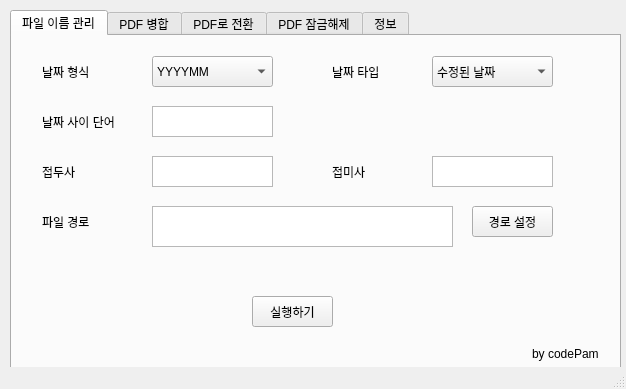
First picture: the form in file-manager.ui, repository codepam2020/file-manager, before the edit.
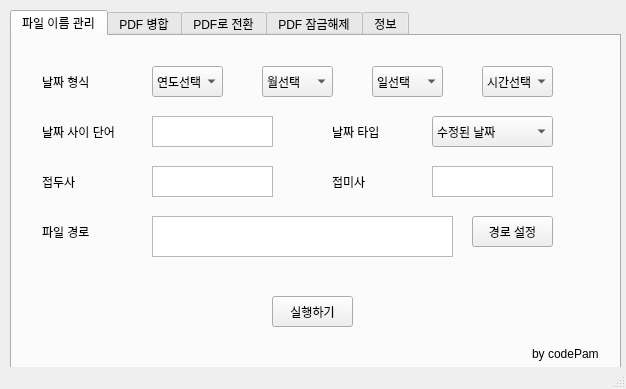
Second picture: the form after the edit.

Diff of the .ui file:
```diff
--- a/file-manager.ui
+++ b/file-manager.ui
@@ -34,14 +34,14 @@
       <property name="geometry">
        <rect>
         <x>140</x>
-        <y>20</y>
-        <width>121</width>
+        <y>30</y>
+        <width>71</width>
         <height>31</height>
        </rect>
       </property>
       <item>
        <property name="text">
-        <string>YYYYMM</string>
+        <string>연도선택</string>
        </property>
       </item>
       <item>
@@ -69,7 +69,7 @@
       <property name="geometry">
        <rect>
         <x>140</x>
-        <y>70</y>
+        <y>80</y>
         <width>121</width>
         <height>31</height>
        </rect>
@@ -84,7 +84,7 @@
       <property name="geometry">
        <rect>
         <x>30</x>
-        <y>20</y>
+        <y>30</y>
         <width>91</width>
         <height>31</height>
        </rect>
@@ -97,7 +97,7 @@
       <property name="geometry">
        <rect>
         <x>30</x>
-        <y>70</y>
+        <y>80</y>
         <width>91</width>
         <height>31</height>
        </rect>
@@ -110,7 +110,7 @@
       <property name="geometry">
        <rect>
         <x>30</x>
-        <y>120</y>
+        <y>130</y>
         <width>91</width>
         <height>31</height>
        </rect>
@@ -123,7 +123,7 @@
       <property name="geometry">
        <rect>
         <x>140</x>
-        <y>120</y>
+        <y>130</y>
         <width>121</width>
         <height>31</height>
        </rect>
@@ -138,7 +138,7 @@
       <property name="geometry">
        <rect>
         <x>420</x>
-        <y>120</y>
+        <y>130</y>
         <width>121</width>
         <height>31</height>
        </rect>
@@ -153,7 +153,7 @@
       <property name="geometry">
        <rect>
         <x>320</x>
-        <y>120</y>
+        <y>130</y>
         <width>91</width>
         <height>31</height>
        </rect>
@@ -166,7 +166,7 @@
       <property name="geometry">
        <rect>
         <x>30</x>
-        <y>170</y>
+        <y>180</y>
         <width>61</width>
         <height>31</height>
        </rect>
@@ -179,7 +179,7 @@
       <property name="geometry">
        <rect>
         <x>460</x>
-        <y>170</y>
+        <y>180</y>
         <width>81</width>
         <height>31</height>
        </rect>
@@ -191,7 +191,7 @@
      <widget class="QPushButton" name="pushButton_2">
       <property name="geometry">
        <rect>
-        <x>240</x>
+        <x>260</x>
         <y>260</y>
         <width>81</width>
         <height>31</height>
@@ -218,7 +218,7 @@
       <property name="geometry">
        <rect>
         <x>320</x>
-        <y>20</y>
+        <y>80</y>
         <width>91</width>
         <height>31</height>
        </rect>
@@ -231,7 +231,7 @@
       <property name="geometry">
        <rect>
         <x>420</x>
-        <y>20</y>
+        <y>80</y>
         <width>121</width>
         <height>31</height>
        </rect>
@@ -261,12 +261,97 @@
       <property name="geometry">
        <rect>
         <x>140</x>
-        <y>170</y>
+        <y>180</y>
         <width>301</width>
         <height>41</height>
        </rect>
       </property>
      </widget>
+     <widget class="QComboBox" name="comboBox_4">
+      <property name="geometry">
+       <rect>
+        <x>250</x>
+        <y>30</y>
+        <width>71</width>
+        <height>31</height>
+       </rect>
+      </property>
+      <item>
+       <property name="text">
+        <string>월선택</string>
+       </property>
+      </item>
+      <item>
+       <property name="text">
+        <string>MM</string>
+       </property>
+      </item>
+      <item>
+       <property name="text">
+        <string>MM월</string>
+       </property>
+      </item>
+     </widget>
+     <widget class="QComboBox" name="comboBox_5">
+      <property name="geometry">
+       <rect>
+        <x>360</x>
+        <y>30</y>
+        <width>71</width>
+        <height>31</height>
+       </rect>
+      </property>
+      <item>
+       <property name="text">
+        <string>일선택</string>
+       </property>
+      </item>
+      <item>
+       <property name="text">
+        <string>DD</string>
+       </property>
+      </item>
+      <item>
+       <property name="text">
+        <string>DD일</string>
+       </property>
+      </item>
+     </widget>
+     <widget class="QComboBox" name="comboBox_6">
+      <property name="geometry">
+       <rect>
+        <x>470</x>
+        <y>30</y>
+        <width>71</width>
+        <height>31</height>
+       </rect>
+      </property>
+      <item>
+       <property name="text">
+        <string>시간선택</string>
+       </property>
+      </item>
+      <item>
+       <property name="text">
+        <string>HHmm</string>
+       </property>
+      </item>
+      <item>
+       <property name="text">
+        <string>HH</string>
+       </property>
+      </item>
+      <item>
+       <property name="text">
+        <string>HH시</string>
+       </property>
+      </item>
+      <item>
+       <property name="text">
+        <string>HH시mm분</string>
+       </property>
+      </item>
+     </widget>
     </widget>
     <widget class="QWidget" name="tab_2">
      <attribute name="title">
```
Left out of the diff: 8 changed lines with no effect on the pictures.
